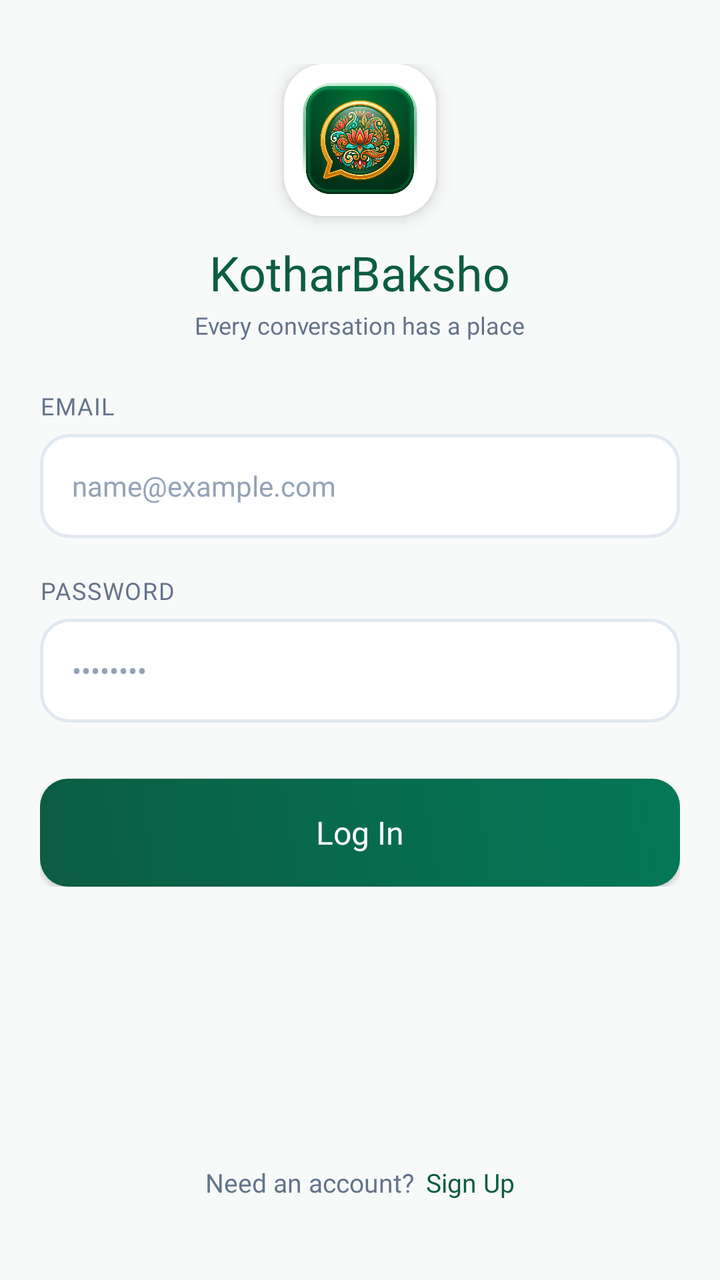
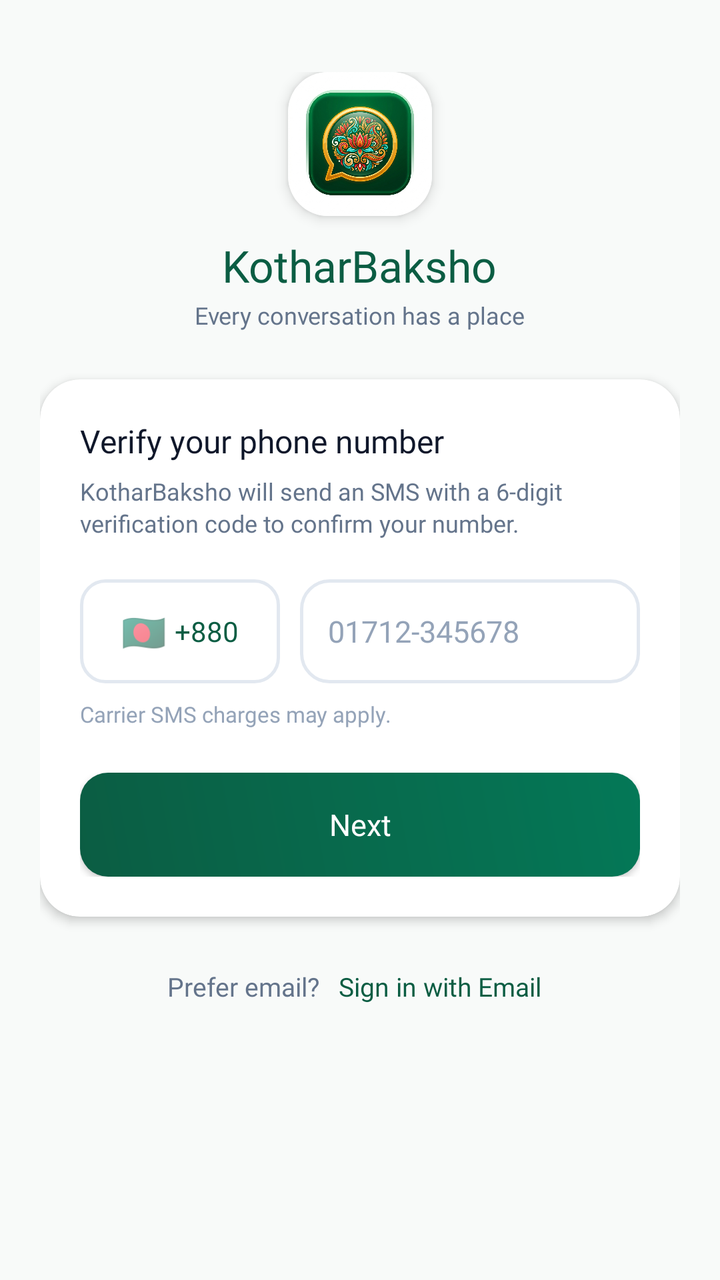

Before-and-after screenshots of an Android layout around one commit, followed by the original layout XML and the change that was made.
<!-- AndroidManifest.xml: application theme Theme.KotharBaksho -->
<!-- res/layout/activity_login.xml -->
<?xml version="1.0" encoding="utf-8"?>
<ScrollView xmlns:android="http://schemas.android.com/apk/res/android"
    xmlns:app="http://schemas.android.com/apk/res-auto"
    xmlns:tools="http://schemas.android.com/tools"
    android:layout_width="match_parent"
    android:layout_height="match_parent"
    android:background="@color/bg_main"
    android:fillViewport="true"
    tools:context=".login">

    <androidx.constraintlayout.widget.ConstraintLayout
        android:layout_width="match_parent"
        android:layout_height="wrap_content"
        android:paddingHorizontal="20dp"
        android:paddingVertical="16dp">

        <LinearLayout
            android:id="@+id/header_layout"
            android:layout_width="wrap_content"
            android:layout_height="wrap_content"
            android:layout_marginTop="16dp"
            android:gravity="center"
            android:orientation="vertical"
            app:layout_constraintEnd_toEndOf="parent"
            app:layout_constraintStart_toStartOf="parent"
            app:layout_constraintTop_toTopOf="parent">

            <androidx.cardview.widget.CardView
                android:layout_width="76dp"
                android:layout_height="76dp"
                app:cardCornerRadius="20dp"
                app:cardElevation="5dp">

                <ImageView
                    android:id="@+id/imageView2"
                    android:layout_width="match_parent"
                    android:layout_height="match_parent"
                    android:scaleType="centerCrop"
                    android:src="@drawable/app_logo" />
            </androidx.cardview.widget.CardView>

            <TextView
                android:id="@+id/textView4"
                android:layout_width="wrap_content"
                android:layout_height="wrap_content"
                android:layout_marginTop="12dp"
                android:fontFamily="@font/poppins_bold"
                android:text="@string/app_name_english"
                android:textColor="@color/primary"
                android:textSize="24sp" />

            <TextView
                android:id="@+id/textView6"
                android:layout_width="wrap_content"
                android:layout_height="wrap_content"
                android:layout_marginTop="2dp"
                android:fontFamily="@font/poppins_regular"
                android:text="@string/tagline_english"
                android:textColor="@color/text_secondary"
                android:textSize="12sp" />

        </LinearLayout>

        <LinearLayout
            android:id="@+id/form_layout"
            android:layout_width="match_parent"
            android:layout_height="wrap_content"
            android:layout_marginTop="24dp"
            android:orientation="vertical"
            app:layout_constraintEnd_toEndOf="parent"
            app:layout_constraintStart_toStartOf="parent"
            app:layout_constraintTop_toBottomOf="@id/header_layout">

            <TextView
                android:layout_width="wrap_content"
                android:layout_height="wrap_content"
                android:fontFamily="@font/poppins_bold"
                android:text="EMAIL"
                android:textColor="@color/text_secondary"
                android:textSize="12sp"
                android:letterSpacing="0.05" />

            <EditText
                android:id="@+id/editTexLogEmail"
                android:layout_width="match_parent"
                android:layout_height="52dp"
                android:layout_marginTop="6dp"
                android:background="@drawable/bg_input_field"
                android:fontFamily="@font/poppins_regular"
                android:hint="name@example.com"
                android:inputType="textEmailAddress"
                android:paddingStart="16dp"
                android:paddingEnd="16dp"
                android:textColor="@color/text_primary"
                android:textColorHint="@color/text_hint"
                android:textSize="14sp" />

            <TextView
                android:layout_width="wrap_content"
                android:layout_height="wrap_content"
                android:layout_marginTop="18dp"
                android:fontFamily="@font/poppins_bold"
                android:text="PASSWORD"
                android:textColor="@color/text_secondary"
                android:textSize="12sp"
                android:letterSpacing="0.05" />

            <EditText
                android:id="@+id/editTextLogPassword"
                android:layout_width="match_parent"
                android:layout_height="52dp"
                android:layout_marginTop="6dp"
                android:background="@drawable/bg_input_field"
                android:fontFamily="@font/poppins_regular"
                android:hint="••••••••"
                android:inputType="textPassword"
                android:paddingStart="16dp"
                android:paddingEnd="16dp"
                android:textColor="@color/text_primary"
                android:textColorHint="@color/text_hint"
                android:textSize="14sp" />

            <FrameLayout
                android:layout_width="match_parent"
                android:layout_height="54dp"
                android:layout_marginTop="28dp">

                <androidx.appcompat.widget.AppCompatButton
                    android:id="@+id/logbutton"
                    android:layout_width="match_parent"
                    android:layout_height="match_parent"
                    android:background="@drawable/bg_btn_primary"
                    android:fontFamily="@font/poppins_bold"
                    android:text="Log In"
                    android:textAllCaps="false"
                    android:textColor="@color/white"
                    android:textSize="16sp" />

                <ProgressBar
                    android:id="@+id/loginProgressBar"
                    android:layout_width="26dp"
                    android:layout_height="26dp"
                    android:layout_gravity="center"
                    android:indeterminateTint="@color/white"
                    android:visibility="gone" />

            </FrameLayout>

        </LinearLayout>

        <LinearLayout
            android:id="@+id/signup_row"
            android:layout_width="wrap_content"
            android:layout_height="wrap_content"
            android:layout_marginTop="24dp"
            android:layout_marginBottom="24dp"
            android:gravity="center"
            android:orientation="horizontal"
            app:layout_constraintBottom_toBottomOf="parent"
            app:layout_constraintEnd_toEndOf="parent"
            app:layout_constraintStart_toStartOf="parent"
            app:layout_constraintTop_toBottomOf="@id/form_layout"
            app:layout_constraintVertical_bias="1.0">

            <TextView
                android:id="@+id/textView9"
                android:layout_width="wrap_content"
                android:layout_height="wrap_content"
                android:fontFamily="@font/poppins_regular"
                android:text="Need an account?"
                android:textColor="@color/text_secondary"
                android:textSize="13sp" />

            <TextView
                android:id="@+id/logsignup"
                android:layout_width="wrap_content"
                android:layout_height="wrap_content"
                android:layout_marginStart="6dp"
                android:fontFamily="@font/poppins_bold"
                android:text="Sign Up"
                android:textColor="@color/primary"
                android:textSize="13sp" />

        </LinearLayout>

    </androidx.constraintlayout.widget.ConstraintLayout>

</ScrollView>
<!-- resources referenced by this layout -->
<resources>
  <color name="bg_main">#F8FAF9</color>
  <color name="primary">#0B5D43</color>
  <color name="text_hint">#94A3B8</color>
  <color name="text_primary">#0F172A</color>
  <color name="text_secondary">#64748B</color>
  <color name="white">#FFFFFFFF</color>
  <!-- drawable app_logo: png bitmap (drawable-xhdpi, 474106 bytes) -->
  <!-- drawable bg_btn_primary (drawable) -->
  <?xml version="1.0" encoding="utf-8"?>
  <ripple xmlns:android="http://schemas.android.com/apk/res/android"
      android:color="#33FFFFFF">
      <item>
          <shape>
              <gradient
                  android:startColor="@color/primary"
                  android:endColor="@color/primary_variant"
                  android:angle="45" />
              <corners android:radius="14dp" />
          </shape>
      </item>
  </ripple>
  <!-- drawable bg_input_field (drawable) -->
  <?xml version="1.0" encoding="utf-8"?>
  <shape xmlns:android="http://schemas.android.com/apk/res/android">
      <solid android:color="@color/surface_card" />
      <stroke android:width="1.5dp" android:color="@color/divider_line" />
      <corners android:radius="14dp" />
  </shape>
  <string name="app_name_english">KotharBaksho</string>
  <string name="tagline_english">Every conversation has a place</string>
  <style name="Theme.KotharBaksho" parent="Theme.MaterialComponents.DayNight.NoActionBar">
          
          <item name="colorPrimary">@color/primary</item>
          <item name="colorPrimaryVariant">@color/primary_dark</item>
          <item name="colorOnPrimary">@color/white</item>
          
          <item name="colorSecondary">@color/accent_gold</item>
          <item name="colorSecondaryVariant">@color/accent_gold_dark</item>
          <item name="colorOnSecondary">@color/black</item>
          
          <item name="android:statusBarColor">@color/primary_dark</item>
          <item name="android:windowBackground">@color/bg_main</item>
      </style>
  <color name="primary_variant">#047857</color>
  <color name="surface_card">#FFFFFF</color>
  <color name="divider_line">#E2E8F0</color>
  <color name="primary_dark">#064E3B</color>
  <color name="accent_gold">#F59E0B</color>
  <color name="accent_gold_dark">#D97706</color>
  <color name="black">#FF000000</color>
</resources>

<!-- the commit's change to res/layout/activity_login.xml (unified diff, before → after) -->
@@ -12,10 +12,11 @@
         android:layout_width="match_parent"
         android:layout_height="wrap_content"
         android:paddingHorizontal="20dp"
-        android:paddingVertical="16dp">
-
+        android:paddingVertical="20dp">
+
+        
         <LinearLayout
-            android:id="@+id/header_layout"
+            android:id="@+id/brandHeader"
             android:layout_width="wrap_content"
             android:layout_height="wrap_content"
             android:layout_marginTop="16dp"
@@ -26,13 +27,12 @@
             app:layout_constraintTop_toTopOf="parent">
 
             <androidx.cardview.widget.CardView
-                android:layout_width="76dp"
-                android:layout_height="76dp"
+                android:layout_width="72dp"
+                android:layout_height="72dp"
                 app:cardCornerRadius="20dp"
-                app:cardElevation="5dp">
+                app:cardElevation="4dp">
 
                 <ImageView
-                    android:id="@+id/imageView2"
                     android:layout_width="match_parent"
                     android:layout_height="match_parent"
                     android:scaleType="centerCrop"
@@ -40,17 +40,15 @@
             </androidx.cardview.widget.CardView>
 
             <TextView
-                android:id="@+id/textView4"
-                android:layout_width="wrap_content"
-                android:layout_height="wrap_content"
-                android:layout_marginTop="12dp"
+                android:layout_width="wrap_content"
+                android:layout_height="wrap_content"
+                android:layout_marginTop="10dp"
                 android:fontFamily="@font/poppins_bold"
                 android:text="@string/app_name_english"
                 android:textColor="@color/primary"
-                android:textSize="24sp" />
-
-            <TextView
-                android:id="@+id/textView6"
+                android:textSize="22sp" />
+
+            <TextView
                 android:layout_width="wrap_content"
                 android:layout_height="wrap_content"
                 android:layout_marginTop="2dp"
@@ -61,123 +59,166 @@
 
         </LinearLayout>
 
-        <LinearLayout
-            android:id="@+id/form_layout"
+        
+        <androidx.cardview.widget.CardView
+            android:id="@+id/phoneCard"
             android:layout_width="match_parent"
             android:layout_height="wrap_content"
             android:layout_marginTop="24dp"
-            android:orientation="vertical"
+            app:cardBackgroundColor="@color/surface_card"
+            app:cardCornerRadius="20dp"
+            app:cardElevation="3dp"
             app:layout_constraintEnd_toEndOf="parent"
             app:layout_constraintStart_toStartOf="parent"
-            app:layout_constraintTop_toBottomOf="@id/header_layout">
-
-            <TextView
-                android:layout_width="wrap_content"
-                android:layout_height="wrap_content"
-                android:fontFamily="@font/poppins_bold"
-                android:text="EMAIL"
-                android:textColor="@color/text_secondary"
-                android:textSize="12sp"
-                android:letterSpacing="0.05" />
-
-            <EditText
-                android:id="@+id/editTexLogEmail"
+            app:layout_constraintTop_toBottomOf="@id/brandHeader">
+
+            <LinearLayout
                 android:layout_width="match_parent"
-                android:layout_height="52dp"
-                android:layout_marginTop="6dp"
-                android:background="@drawable/bg_input_field"
-                android:fontFamily="@font/poppins_regular"
-                android:hint="name@example.com"
-                android:inputType="textEmailAddress"
-                android:paddingStart="16dp"
-                android:paddingEnd="16dp"
-                android:textColor="@color/text_primary"
-                android:textColorHint="@color/text_hint"
-                android:textSize="14sp" />
-
-            <TextView
-                android:layout_width="wrap_content"
-                android:layout_height="wrap_content"
-                android:layout_marginTop="18dp"
-                android:fontFamily="@font/poppins_bold"
-                android:text="PASSWORD"
-                android:textColor="@color/text_secondary"
-                android:textSize="12sp"
-                android:letterSpacing="0.05" />
-
-            <EditText
-                android:id="@+id/editTextLogPassword"
-                android:layout_width="match_parent"
-                android:layout_height="52dp"
-                android:layout_marginTop="6dp"
-                android:background="@drawable/bg_input_field"
-                android:fontFamily="@font/poppins_regular"
-                android:hint="••••••••"
-                android:inputType="textPassword"
-                android:paddingStart="16dp"
-                android:paddingEnd="16dp"
-                android:textColor="@color/text_primary"
-                android:textColorHint="@color/text_hint"
-                android:textSize="14sp" />
-
-            <FrameLayout
-                android:layout_width="match_parent"
-                android:layout_height="54dp"
-                android:layout_marginTop="28dp">
-
-                <androidx.appcompat.widget.AppCompatButton
-                    android:id="@+id/logbutton"
+                android:layout_height="wrap_content"
+                android:orientation="vertical"
+                android:padding="20dp">
+
+                <TextView
+                    android:layout_width="wrap_content"
+                    android:layout_height="wrap_content"
+                    android:fontFamily="@font/poppins_bold"
+                    android:text="Verify your phone number"
+                    android:textColor="@color/text_primary"
+                    android:textSize="16sp" />
+
+                <TextView
+                    android:layout_width="wrap_content"
+                    android:layout_height="wrap_content"
+                    android:layout_marginTop="6dp"
+                    android:fontFamily="@font/poppins_regular"
+                    android:lineSpacingExtra="2dp"
+                    android:text="KotharBaksho will send an SMS with a 6-digit verification code to confirm your number."
+                    android:textColor="@color/text_secondary"
+                    android:textSize="12sp" />
+
+                
+                <LinearLayout
                     android:layout_width="match_parent"
-                    android:layout_height="match_parent"
-                    android:background="@drawable/bg_btn_primary"
-                    android:fontFamily="@font/poppins_bold"
-                    android:text="Log In"
-                    android:textAllCaps="false"
-                    android:textColor="@color/white"
-                    android:textSize="16sp" />
-
-                <ProgressBar
-                    android:id="@+id/loginProgressBar"
-                    android:layout_width="26dp"
-                    android:layout_height="26dp"
-                    android:layout_gravity="center"
-                    android:indeterminateTint="@color/white"
-                    android:visibility="gone" />
-
-            </FrameLayout>
-
-        </LinearLayout>
-
+                    android:layout_height="wrap_content"
+                    android:layout_marginTop="20dp"
+                    android:orientation="horizontal">
+
+                    
+                    <LinearLayout
+                        android:layout_width="100dp"
+                        android:layout_height="52dp"
+                        android:background="@drawable/bg_country_box"
+                        android:gravity="center"
+                        android:orientation="horizontal"
+                        android:paddingHorizontal="10dp">
+
+                        <TextView
+                            android:layout_width="wrap_content"
+                            android:layout_height="wrap_content"
+                            android:text="🇧🇩"
+                            android:textSize="18sp" />
+
+                        <EditText
+                            android:id="@+id/etCountryCode"
+                            android:layout_width="wrap_content"
+                            android:layout_height="wrap_content"
+                            android:layout_marginStart="4dp"
+                            android:background="@null"
+                            android:fontFamily="@font/poppins_bold"
+                            android:inputType="phone"
+                            android:maxLength="5"
+                            android:text="+880"
+                            android:textColor="@color/primary"
+                            android:textSize="14sp" />
+
+                    </LinearLayout>
+
+                    
+                    <EditText
+                        android:id="@+id/etPhoneNumber"
+                        android:layout_width="0dp"
+                        android:layout_height="52dp"
+                        android:layout_marginStart="10dp"
+                        android:layout_weight="1"
+                        android:background="@drawable/bg_input_field"
+                        android:fontFamily="@font/poppins_regular"
+                        android:hint="01712-345678"
+                        android:inputType="phone"
+                        android:maxLength="15"
+                        android:paddingHorizontal="14dp"
+                        android:textColor="@color/text_primary"
+                        android:textColorHint="@color/text_hint"
+                        android:textSize="15sp" />
+
+                </LinearLayout>
+
+                <TextView
+                    android:layout_width="wrap_content"
+                    android:layout_height="wrap_content"
+                    android:layout_marginTop="8dp"
+                    android:fontFamily="@font/poppins_regular"
+                    android:text="Carrier SMS charges may apply."
+                    android:textColor="@color/text_hint"
+                    android:textSize="11sp" />
+
+                
+                <FrameLayout
+                    android:layout_width="match_parent"
+                    android:layout_height="52dp"
+                    android:layout_marginTop="22dp">
+
+                    <androidx.appcompat.widget.AppCompatButton
+                        android:id="@+id/btnSendOtp"
+                        android:layout_width="match_parent"
+                        android:layout_height="match_parent"
+                        android:background="@drawable/bg_btn_primary"
+                        android:fontFamily="@font/poppins_bold"
+                        android:text="Next"
+                        android:textAllCaps="false"
+                        android:textColor="@color/white"
+                        android:textSize="15sp" />
+
+                    <ProgressBar
+                        android:id="@+id/loginProgressBar"
+                        android:layout_width="26dp"
+                        android:layout_height="26dp"
+                        android:layout_gravity="center"
+                        android:indeterminateTint="@color/white"
+                        android:visibility="gone" />
+
+                </FrameLayout>
+
+            </LinearLayout>
+
+        </androidx.cardview.widget.CardView>
+
+        
         <LinearLayout
-            android:id="@+id/signup_row"
+            android:id="@+id/altLayout"
             android:layout_width="wrap_content"
             android:layout_height="wrap_content"
-            android:layout_marginTop="24dp"
-            android:layout_marginBottom="24dp"
+            android:layout_marginTop="20dp"
             android:gravity="center"
             android:orientation="horizontal"
-            app:layout_constraintBottom_toBottomOf="parent"
             app:layout_constraintEnd_toEndOf="parent"
             app:layout_constraintStart_toStartOf="parent"
-            app:layout_constraintTop_toBottomOf="@id/form_layout"
-            app:layout_constraintVertical_bias="1.0">
-
-            <TextView
-                android:id="@+id/textView9"
+            app:layout_constraintTop_toBottomOf="@id/phoneCard">
+
+            <TextView
                 android:layout_width="wrap_content"
                 android:layout_height="wrap_content"
                 android:fontFamily="@font/poppins_regular"
-                android:text="Need an account?"
+                android:text="Prefer email? "
                 android:textColor="@color/text_secondary"
                 android:textSize="13sp" />
 
             <TextView
-                android:id="@+id/logsignup"
-                android:layout_width="wrap_content"
-                android:layout_height="wrap_content"
-                android:layout_marginStart="6dp"
+                android:id="@+id/tvEmailLogin"
+                android:layout_width="wrap_content"
+                android:layout_height="wrap_content"
                 android:fontFamily="@font/poppins_bold"
-                android:text="Sign Up"
+                android:padding="6dp"
+                android:text="Sign in with Email"
                 android:textColor="@color/primary"
                 android:textSize="13sp" />
 
<!-- resource entries referenced after the edit -->
@@ -21,6 +21,13 @@
           </shape>
       </item>
   </ripple>
+  <!-- drawable bg_country_box (drawable) -->
+  <?xml version="1.0" encoding="utf-8"?>
+  <shape xmlns:android="http://schemas.android.com/apk/res/android">
+      <solid android:color="@color/surface_card" />
+      <stroke android:width="1.5dp" android:color="@color/divider_line" />
+      <corners android:radius="12dp" />
+  </shape>
   <!-- drawable bg_input_field (drawable) -->
   <?xml version="1.0" encoding="utf-8"?>
   <shape xmlns:android="http://schemas.android.com/apk/res/android">
